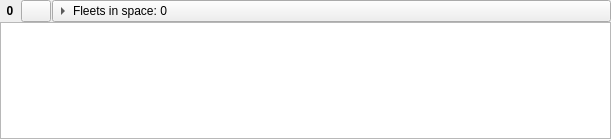
Old version of the form ui/flights_widget.ui in the repository minlexx/xnovacmd.
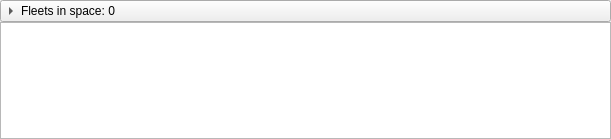
New version of the form. Icons and pictures are not drawn.

Commit message: FlightsWidget: use new custom button to display new messages count

Diff of the .ui file:
```diff
--- a/ui/flights_widget.ui
+++ b/ui/flights_widget.ui
@@ -40,81 +40,6 @@
      <property name="spacing">
       <number>1</number>
      </property>
-     <item>
-      <widget class="QLabel" name="lbl_msgCount">
-       <property name="minimumSize">
-        <size>
-         <width>20</width>
-         <height>0</height>
-        </size>
-       </property>
-       <property name="maximumSize">
-        <size>
-         <width>20</width>
-         <height>16777215</height>
-        </size>
-       </property>
-       <property name="font">
-        <font>
-         <weight>75</weight>
-         <bold>true</bold>
-        </font>
-       </property>
-       <property name="text">
-        <string>0</string>
-       </property>
-       <property name="textFormat">
-        <enum>Qt::PlainText</enum>
-       </property>
-       <property name="alignment">
-        <set>Qt::AlignCenter</set>
-       </property>
-      </widget>
-     </item>
-     <item>
-      <widget class="QToolButton" name="btn_messages">
-       <property name="enabled">
-        <bool>true</bool>
-       </property>
-       <property name="sizePolicy">
-        <sizepolicy hsizetype="Preferred" vsizetype="Fixed">
-         <horstretch>0</horstretch>
-         <verstretch>0</verstretch>
-        </sizepolicy>
-       </property>
-       <property name="minimumSize">
-        <size>
-         <width>30</width>
-         <height>22</height>
-        </size>
-       </property>
-       <property name="maximumSize">
-        <size>
-         <width>30</width>
-         <height>22</height>
-        </size>
-       </property>
-       <property name="text">
-        <string/>
-       </property>
-       <property name="icon">
-        <iconset resource="res.qrc">
-         <normaloff>:/i/message.png</normaloff>:/i/message.png</iconset>
-       </property>
-       <property name="iconSize">
-        <size>
-         <width>24</width>
-         <height>22</height>
-        </size>
-       </property>
-       <property name="toolButtonStyle">
-        <enum>Qt::ToolButtonIconOnly</enum>
-       </property>
-       <property name="arrowType">
-        <enum>Qt::NoArrow</enum>
-       </property>
-      </widget>
-     </item>
      <item>
       <widget class="QToolButton" name="btn_show">
        <property name="sizePolicy">
```
The commit also changes 1 other file.
